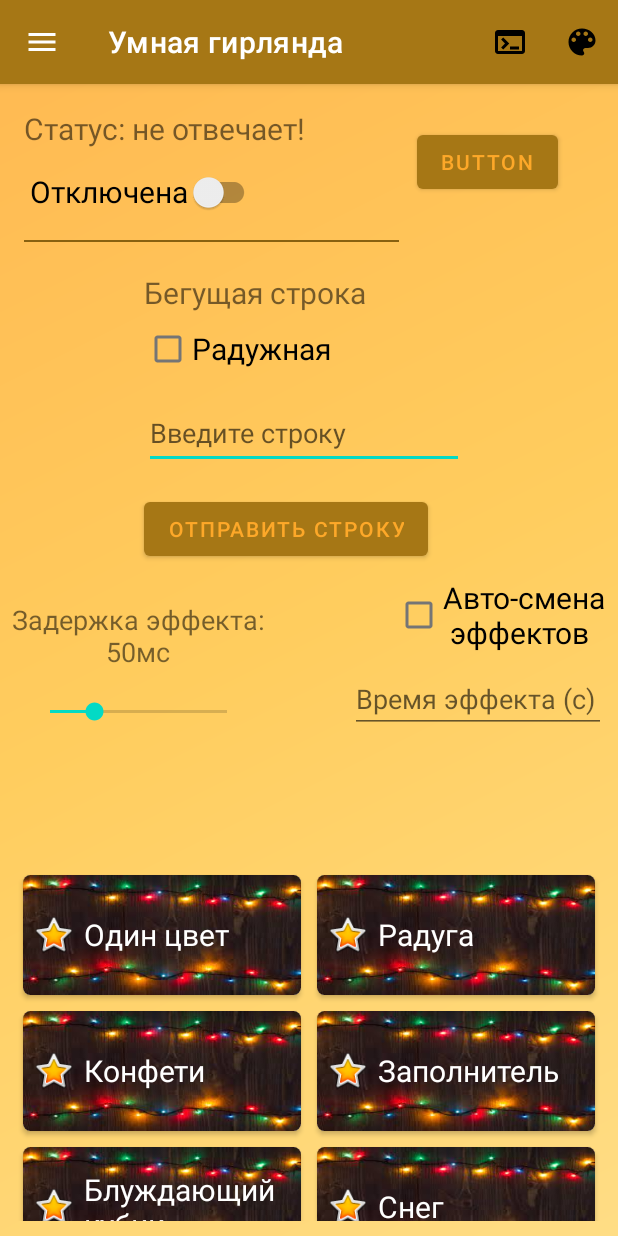
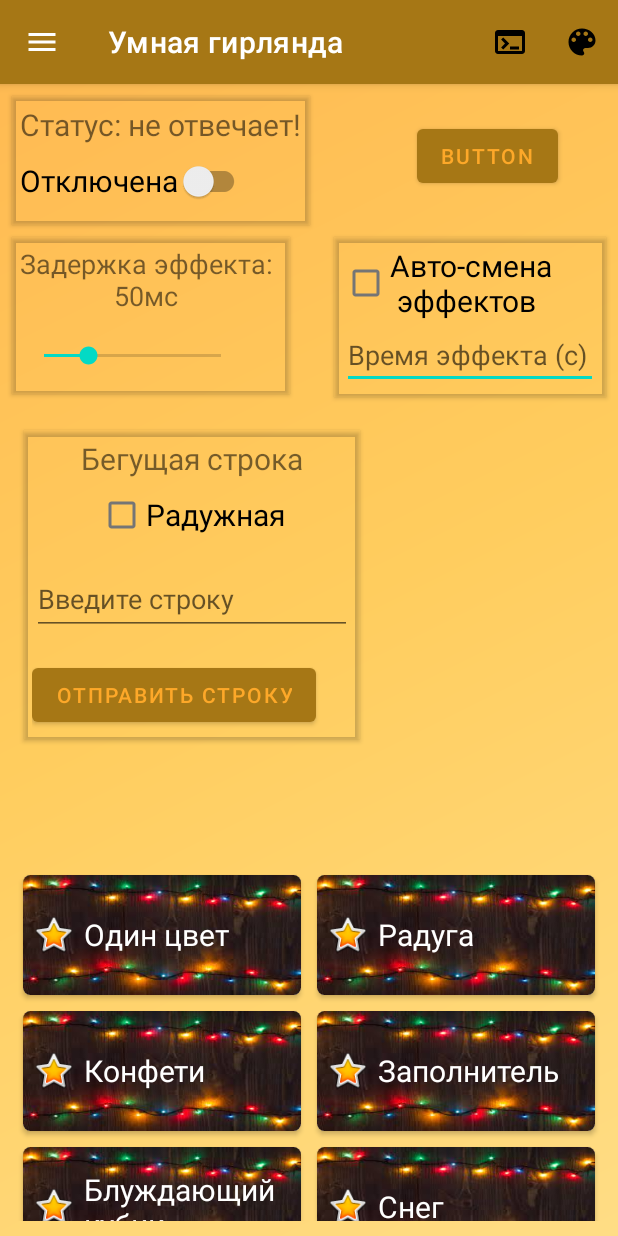
Before and after one commit to EmptyLibra/SmartGarlandApp_Esp8266, an Android app: the screen it shows after launch (MainActivity), on a phone screen of 412 x 824 dp. Run offline under Robolectric (Android 15) with nearby library versions, the phone set to English and light mode, and no system bars; libraries missing offline, so code that uses them is left out: com.skydoves.colorpickerview.

Commit message:
Переделка проекта2: Изменяет внешний вид фрагмента с эффектами

```diff
--- a/app/src/main/java/com/master/esp8266_addressledscontroller/MainActivity.kt
+++ b/app/src/main/java/com/master/esp8266_addressledscontroller/MainActivity.kt
@@ -19,7 +19,6 @@ import androidx.core.view.GravityCompat
 import com.master.esp8266_addressledscontroller.databinding.ActivityMainBinding
 import com.master.esp8266_addressledscontroller.nav_fragments.DrawingFragment
 import com.master.esp8266_addressledscontroller.nav_fragments.EffectsFragment
-import java.time.LocalTime
 
 
 /* Для связи с МК по wi-fi надо:
--- a/app/src/main/java/com/master/esp8266_addressledscontroller/MainActivityViewModel.kt
+++ b/app/src/main/java/com/master/esp8266_addressledscontroller/MainActivityViewModel.kt
@@ -6,10 +6,14 @@ import androidx.lifecycle.MutableLiveData
 import androidx.lifecycle.ViewModel
 import java.time.LocalTime
 
+enum class ConnectStatus {
+    STATUS_NOT_CONNECT, STATUS_IN_PROGRESS, STATUS_CONNECT
+}
+
 @RequiresApi(Build.VERSION_CODES.O)
 class MainActivityViewModel : ViewModel() {
-    // Логи с отладочной информацией
-    var logList = MutableLiveData<MutableList<LogElement>>()
+    var connectToMcuStatus = ConnectStatus.STATUS_NOT_CONNECT // Статус подключения к микроконтроллеру
+    var logList = MutableLiveData<MutableList<LogElement>>()  // Логи с отладочной информацией
 
     init{
         initLogList()
--- a/app/src/main/java/com/master/esp8266_addressledscontroller/nav_fragments/EffectsFragViewModel.kt
+++ /dev/null
@@ -1,7 +0,0 @@
-package com.master.esp8266_addressledscontroller.nav_fragments
-
-import androidx.lifecycle.ViewModel
-
-class EffectsFragViewModel: ViewModel() {
-
-}
--- a/app/src/main/java/com/master/esp8266_addressledscontroller/nav_fragments/EffectsFragment.kt
+++ b/app/src/main/java/com/master/esp8266_addressledscontroller/nav_fragments/EffectsFragment.kt
@@ -1,9 +1,7 @@
 package com.master.esp8266_addressledscontroller.nav_fragments
 
 import android.annotation.SuppressLint
-import android.content.Context
 import android.content.Intent
-import android.content.SharedPreferences
 import android.net.Uri
 import android.os.Build
 import android.os.Bundle
@@ -12,13 +10,11 @@ import android.widget.SeekBar
 import android.widget.SeekBar.OnSeekBarChangeListener
 import android.widget.Toast
 import androidx.annotation.RequiresApi
-import androidx.appcompat.app.AppCompatActivity
 import androidx.fragment.app.Fragment
 import androidx.fragment.app.activityViewModels
 import androidx.recyclerview.widget.GridLayoutManager
 import com.master.esp8266_addressledscontroller.LogElement
 import com.master.esp8266_addressledscontroller.LogTypes
-import com.master.esp8266_addressledscontroller.MainActivity
 import com.master.esp8266_addressledscontroller.MainActivityViewModel
 import com.master.esp8266_addressledscontroller.databinding.FragmentEffectsBinding
 import com.skydoves.colorpickerview.ColorPickerDialog
@@ -35,7 +31,7 @@ class EffectsFragment : Fragment(), EffectsListAdapter.Listener {
     // http данные
     private val client = OkHttpClient()                      // Объект клиента
     private val httpAddress: String = "http://192.168.1.17/" // Http адрес, на который посылаются команды
-    lateinit var request: Request                            // Пришедший ответ от контроллера
+    private lateinit var request: Request                    // Пришедший ответ от контроллера
 
     private lateinit var colorPickerBuilder : ColorPickerDialog.Builder
     private var colorPickerDialog : ColorPickerView? = null
@@ -74,7 +70,7 @@ class EffectsFragment : Fragment(), EffectsListAdapter.Listener {
         //----------- Обработчики нажатий кнопок -----------
         effectFragmentBinding.apply {
             testButton.setOnClickListener{
-                val intent = Intent(Intent.ACTION_VIEW);
+                val intent = Intent(Intent.ACTION_VIEW)
                 intent.data = Uri.parse("https://github.com/EmptyLibra/SmartGirlandApp_Esp8266/releases/download/v1.0.0-alpha/app-debug.apk")
                 startActivity(intent)
                 // Toast.makeText(this@EffectsFragment.context, "${BuildConfig.VERSION_NAME}", Toast.LENGTH_SHORT).show()
@@ -95,7 +91,7 @@ class EffectsFragment : Fragment(), EffectsListAdapter.Listener {
             sendRunStr.setOnClickListener {
                 if (editTextRunningStr.text.isNotEmpty()) {
                     if(switchConnect.isChecked) {
-                        post("effect?ef=mode${10}&str=${editTextRunningStr.text}&isRainbow=${if(chBoxRainbowStr.isChecked) "1" else "0"}");
+                        post("effect?ef=mode${10}&str=${editTextRunningStr.text}&isRainbow=${if(chBoxRainbowStr.isChecked) "1" else "0"}")
                     } else {
                         Toast.makeText(this@EffectsFragment.context, "Лента выключена!", Toast.LENGTH_SHORT).show()
                     }
@@ -274,7 +270,7 @@ class EffectsFragment : Fragment(), EffectsListAdapter.Listener {
                             switchConnect.text = "Отключена"
                             switchConnect.isChecked = !switchConnect.isChecked
                         }
-                        android.widget.Toast.makeText(this@EffectsFragment.context, "Проверьте подключение к WiFi !", android.widget.Toast.LENGTH_SHORT).show()
+                        Toast.makeText(this@EffectsFragment.context, "Проверьте подключение к WiFi !", Toast.LENGTH_SHORT).show()
                     }
                     android.util.Log.d("MY_LOGS", "Esp: NO ANSWER!")
                     mainViewModel.addLog(LogElement(LocalTime.now(), LogTypes.ERROR, "Esp: NO ANSWER!"))
@@ -288,7 +284,7 @@ class EffectsFragment : Fragment(), EffectsListAdapter.Listener {
                         switchConnect.text = "Отключена"
                         switchConnect.isChecked = !switchConnect.isChecked
                     }
-                    android.widget.Toast.makeText(this@EffectsFragment.context, "Проверьте подключение к WiFi !", android.widget.Toast.LENGTH_SHORT).show()
+                    Toast.makeText(this@EffectsFragment.context, "Проверьте подключение к WiFi !", Toast.LENGTH_SHORT).show()
                 }
                 android.util.Log.d("MY_LOGS", "EXCEPTION in get wi-fi answer!")
                 mainViewModel.addLog(LogElement(LocalTime.now(), LogTypes.ERROR, "EXCEPTION in get wi-fi answer!"))
--- a/app/src/main/res/layout/fragment_effects.xml
+++ b/app/src/main/res/layout/fragment_effects.xml
@@ -12,40 +12,75 @@
         android:layout_height="0dp"
         android:layout_weight="2">
 
+        <Button
+            android:id="@+id/testButton"
+            android:layout_width="wrap_content"
+            android:layout_height="wrap_content"
+            android:layout_marginTop="24dp"
+            android:layout_marginEnd="40dp"
+            android:text="Button"
+            app:layout_constraintEnd_toEndOf="parent"
+            app:layout_constraintTop_toTopOf="parent" />
+
+        <androidx.cardview.widget.CardView
+            android:id="@+id/cardView1"
+            style="@style/cardView"
+            android:layout_marginStart="8dp"
+            android:layout_marginTop="8dp"
+            app:layout_constraintStart_toStartOf="parent"
+            app:layout_constraintTop_toTopOf="parent">
+
+            <LinearLayout
+                android:layout_width="match_parent"
+                android:layout_height="match_parent"
+                android:layout_margin="5dp"
+                android:orientation="vertical">
+
                 <TextView
                     android:id="@+id/tvConnectStatus"
                     android:layout_width="wrap_content"
                     android:layout_height="wrap_content"
-            android:layout_marginStart="16dp"
-            android:layout_marginTop="16dp"
                     android:gravity="center|start"
                     android:text="Статус: не подключён"
                     android:textAlignment="gravity"
-            android:textSize="20sp"
-            app:layout_constraintStart_toStartOf="parent"
-            app:layout_constraintTop_toTopOf="parent" />
-
-        <View
-            android:id="@+id/view"
-            style="@style/divider"
-            android:layout_marginTop="8dp"
-            app:layout_constraintEnd_toEndOf="parent"
-            app:layout_constraintHorizontal_bias="0.099"
-            app:layout_constraintStart_toStartOf="parent"
-            app:layout_constraintTop_toBottomOf="@+id/switchConnect" />
+                    android:textSize="20sp" />
 
                 <androidx.appcompat.widget.SwitchCompat
                     android:id="@+id/switchConnect"
                     android:layout_width="wrap_content"
                     android:layout_height="wrap_content"
-            android:layout_marginStart="4dp"
-            android:layout_marginTop="48dp"
+                    android:layout_gravity="start"
                     android:checked="false"
                     android:gravity="center"
                     android:text="Отключена"
-            android:textSize="20sp"
-            app:layout_constraintStart_toStartOf="@+id/tvConnectStatus"
-            app:layout_constraintTop_toTopOf="parent" />
+                    android:textSize="20sp" />
+            </LinearLayout>
+        </androidx.cardview.widget.CardView>
+
+        <androidx.cardview.widget.CardView
+            android:id="@+id/cardView2"
+            android:layout_width="185dp"
+            android:layout_height="wrap_content"
+            android:layout_marginStart="8dp"
+            android:layout_marginTop="8dp"
+            android:background="@drawable/app_background"
+            app:cardBackgroundColor="@android:color/transparent"
+            app:layout_constraintStart_toStartOf="parent"
+            app:layout_constraintTop_toBottomOf="@+id/cardView1">
+
+            <LinearLayout
+                android:layout_width="match_parent"
+                android:layout_height="match_parent"
+                android:layout_margin="5dp"
+                android:orientation="vertical">
+
+                <TextView
+                    android:id="@+id/tvEffectDelay"
+                    android:layout_width="wrap_content"
+                    android:layout_height="wrap_content"
+                    android:text="Задержка эффекта: "
+                    android:textAlignment="center"
+                    android:textSize="18sp" />
 
                 <SeekBar
                     android:id="@+id/seekBarEffectDelay"
@@ -55,44 +90,77 @@
                     android:max="200"
                     android:maxHeight="50dp"
                     android:minHeight="40dp"
-            android:progress="50"
-            app:layout_constraintEnd_toEndOf="@+id/tvEffectDelay"
-            app:layout_constraintStart_toStartOf="@+id/tvEffectDelay"
-            app:layout_constraintTop_toBottomOf="@+id/tvEffectDelay" />
+                    android:progress="50" />
+            </LinearLayout>
 
-        <TextView
-            android:id="@+id/tvEffectDelay"
+        </androidx.cardview.widget.CardView>
+
+        <androidx.cardview.widget.CardView
+            android:id="@+id/cardView3"
             android:layout_width="wrap_content"
             android:layout_height="wrap_content"
-            android:layout_marginStart="8dp"
-            android:layout_marginTop="24dp"
-            android:text="Задержка эффекта: "
-            android:textAlignment="center"
-            android:textSize="18sp"
-            app:layout_constraintStart_toStartOf="parent"
-            app:layout_constraintTop_toBottomOf="@+id/sendRunStr" />
+            android:layout_marginEnd="8dp"
+            android:background="@drawable/app_background"
+            app:cardBackgroundColor="@android:color/transparent"
+            app:layout_constraintEnd_toEndOf="parent"
+            app:layout_constraintTop_toTopOf="@+id/cardView2">
 
-        <Button
-            android:id="@+id/sendRunStr"
+            <LinearLayout
+                android:layout_width="match_parent"
+                android:layout_height="match_parent"
+                android:layout_margin="5dp"
+                android:orientation="vertical">
+
+                <CheckBox
+                    android:id="@+id/checkBoxAutoChangeEffects"
                     android:layout_width="wrap_content"
                     android:layout_height="wrap_content"
-            android:layout_marginTop="16dp"
-            android:text="Отправить строку"
-            app:layout_constraintStart_toStartOf="@+id/editTextRunningStr"
-            app:layout_constraintTop_toBottomOf="@+id/editTextRunningStr" />
+                    android:text="Авто-смена\n эффектов"
+                    android:textSize="20sp" />
+
+                <EditText
+                    android:id="@+id/editTextTextOneEffectTime"
+                    android:layout_width="wrap_content"
+                    android:layout_height="wrap_content"
+                    android:ems="8"
+                    android:hint="Время эффекта (с)"
+                    android:inputType="textPersonName|numberDecimal" />
+            </LinearLayout>
+        </androidx.cardview.widget.CardView>
+
+        <androidx.cardview.widget.CardView
+            android:id="@+id/cardView4"
+            android:layout_width="wrap_content"
+            android:layout_height="wrap_content"
+            android:layout_marginStart="16dp"
+            android:layout_marginTop="24dp"
+            android:background="@drawable/app_background"
+            app:cardBackgroundColor="@android:color/transparent"
+            app:layout_constraintStart_toStartOf="parent"
+            app:layout_constraintTop_toBottomOf="@+id/cardView2">
+
+            <LinearLayout
+                android:layout_width="match_parent"
+                android:layout_height="match_parent"
+                android:layout_margin="5dp"
+                android:orientation="vertical">
 
                 <TextView
                     android:id="@+id/textView2"
                     android:layout_width="wrap_content"
                     android:layout_height="wrap_content"
-            android:layout_marginStart="96dp"
-            android:layout_marginTop="20dp"
+                    android:layout_gravity="center"
                     android:text="Бегущая строка"
                     android:textAlignment="gravity"
+                    android:textSize="20sp" />
 
-            android:textSize="20sp"
-            app:layout_constraintStart_toStartOf="parent"
-            app:layout_constraintTop_toBottomOf="@+id/view" />
+                <CheckBox
+                    android:id="@+id/chBoxRainbowStr"
+                    android:layout_width="wrap_content"
+                    android:layout_height="wrap_content"
+                    android:layout_gravity="center"
+                    android:text="Радужная"
+                    android:textSize="20sp" />
 
                 <EditText
                     android:id="@+id/editTextRunningStr"
@@ -102,51 +170,21 @@
                     android:ems="10"
                     android:hint="Введите строку"
                     android:inputType="textPersonName"
-            android:minHeight="48dp"
-            app:layout_constraintStart_toStartOf="@+id/chBoxRainbowStr"
-            app:layout_constraintTop_toBottomOf="@+id/chBoxRainbowStr" />
+                    android:minHeight="48dp" />
 
-        <CheckBox
-            android:id="@+id/chBoxRainbowStr"
+                <Button
+                    android:id="@+id/sendRunStr"
                     android:layout_width="wrap_content"
                     android:layout_height="wrap_content"
-            android:text="Радужная"
-            android:textSize="20sp"
-            app:layout_constraintStart_toStartOf="@+id/textView2"
-            app:layout_constraintTop_toBottomOf="@+id/textView2" />
+                    android:layout_marginTop="16dp"
+                    android:text="Отправить строку" />
+            </LinearLayout>
 
-        <CheckBox
-            android:id="@+id/checkBoxAutoChangeEffects"
-            android:layout_width="wrap_content"
-            android:layout_height="wrap_content"
-            android:layout_marginTop="8dp"
-            android:layout_marginEnd="8dp"
-            android:text="Авто-смена\n эффектов"
-            android:textSize="20sp"
-            app:layout_constraintEnd_toEndOf="parent"
-            app:layout_constraintTop_toBottomOf="@+id/sendRunStr" />
+        </androidx.cardview.widget.CardView>
 
-        <EditText
-            android:id="@+id/editTextTextOneEffectTime"
-            android:layout_width="wrap_content"
-            android:layout_height="wrap_content"
-            android:layout_marginTop="8dp"
-            android:layout_marginEnd="8dp"
-            android:ems="8"
-            android:hint="Время эффекта (с)"
-            android:inputType="textPersonName|numberDecimal"
-            app:layout_constraintEnd_toEndOf="parent"
-            app:layout_constraintTop_toBottomOf="@+id/checkBoxAutoChangeEffects" />
 
-        <Button
-            android:id="@+id/testButton"
-            android:layout_width="wrap_content"
-            android:layout_height="wrap_content"
-            android:layout_marginTop="28dp"
-            android:layout_marginEnd="40dp"
-            android:text="Button"
-            app:layout_constraintEnd_toEndOf="parent"
-            app:layout_constraintTop_toTopOf="parent" />
+
+
 
     </androidx.constraintlayout.widget.ConstraintLayout>
 
--- a/app/src/main/res/values/styles.xml
+++ b/app/src/main/res/values/styles.xml
@@ -6,4 +6,10 @@
         <item name="android:background">@color/purple_700</item>
     </style>
 
+    <style name="cardView">
+        <item name="android:layout_width">wrap_content</item>
+        <item name="android:layout_height">wrap_content</item>
+        <item name="android:background">@drawable/app_background</item>
+        <item name="cardBackgroundColor">@android:color/transparent</item>
+    </style>
 </resources>
```
Lines whose indentation alone changed are shown as unchanged.
